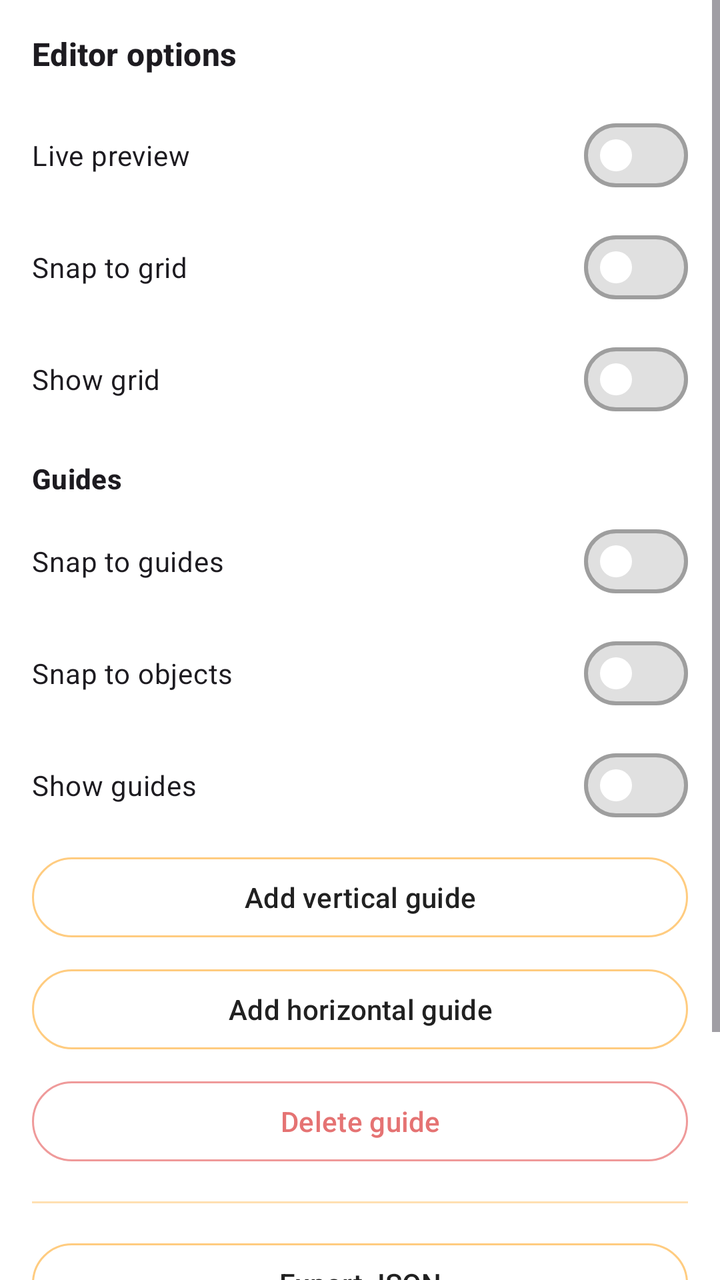
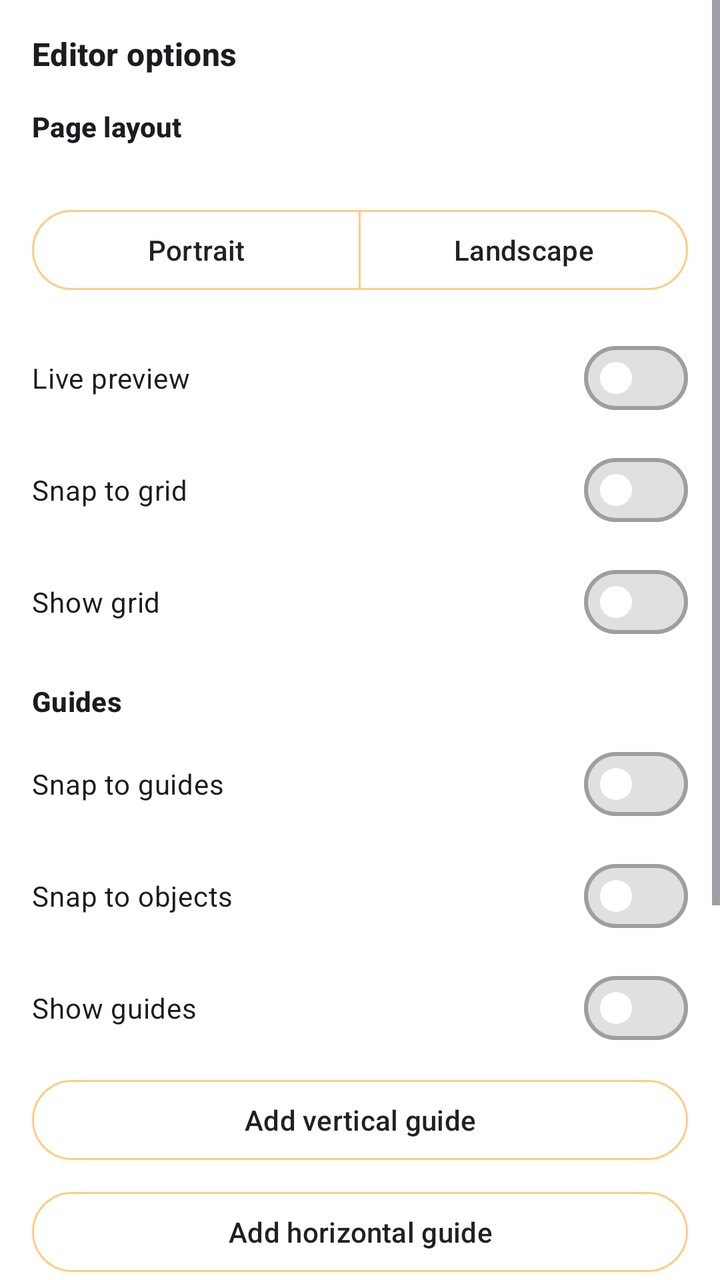

Screens rendered from an Android XML layout before and after an edit, with the pre-edit source and the edit as a unified diff.
<!-- AndroidManifest.xml: application theme Theme.VikrSaathi -->
<!-- res/layout/layout_invoice_builder_drawer.xml -->
<?xml version="1.0" encoding="utf-8"?>
<ScrollView xmlns:android="http://schemas.android.com/apk/res/android"
    xmlns:app="http://schemas.android.com/apk/res-auto"
    android:layout_width="280dp"
    android:layout_height="match_parent"
    android:layout_gravity="end"
    android:background="?attr/colorSurface"
    android:clickable="true"
    android:elevation="8dp"
    android:fillViewport="true"
    android:focusable="true">

    <LinearLayout
        android:layout_width="match_parent"
        android:layout_height="wrap_content"
        android:orientation="vertical"
        android:padding="16dp">

        <TextView
            android:layout_width="match_parent"
            android:layout_height="wrap_content"
            android:text="@string/builder_options"
            android:textAppearance="?attr/textAppearanceTitleMedium"
            android:textStyle="bold" />

        <com.google.android.material.materialswitch.MaterialSwitch
            android:id="@+id/drawerSwitchLivePreview"
            android:layout_width="match_parent"
            android:layout_height="wrap_content"
            android:layout_marginTop="16dp"
            android:text="@string/live_preview" />

        <com.google.android.material.materialswitch.MaterialSwitch
            android:id="@+id/drawerSwitchSnapGrid"
            android:layout_width="match_parent"
            android:layout_height="wrap_content"
            android:layout_marginTop="8dp"
            android:text="@string/snap_to_grid" />

        <com.google.android.material.materialswitch.MaterialSwitch
            android:id="@+id/drawerSwitchShowGrid"
            android:layout_width="match_parent"
            android:layout_height="wrap_content"
            android:layout_marginTop="8dp"
            android:text="@string/show_grid" />

        <TextView
            android:layout_width="match_parent"
            android:layout_height="wrap_content"
            android:layout_marginTop="16dp"
            android:text="@string/guides_section"
            android:textAppearance="?attr/textAppearanceTitleSmall"
            android:textStyle="bold" />

        <com.google.android.material.materialswitch.MaterialSwitch
            android:id="@+id/drawerSwitchSnapGuides"
            android:layout_width="match_parent"
            android:layout_height="wrap_content"
            android:layout_marginTop="8dp"
            android:text="@string/snap_to_guides" />

        <com.google.android.material.materialswitch.MaterialSwitch
            android:id="@+id/drawerSwitchSnapObjects"
            android:layout_width="match_parent"
            android:layout_height="wrap_content"
            android:layout_marginTop="8dp"
            android:text="@string/snap_to_objects" />

        <com.google.android.material.materialswitch.MaterialSwitch
            android:id="@+id/drawerSwitchShowGuides"
            android:layout_width="match_parent"
            android:layout_height="wrap_content"
            android:layout_marginTop="8dp"
            android:text="@string/show_guides" />

        <com.google.android.material.button.MaterialButton
            android:id="@+id/drawerButtonAddVerticalGuide"
            style="@style/VikrSaathiOutlinedButton"
            android:layout_width="match_parent"
            android:layout_height="wrap_content"
            android:layout_marginTop="8dp"
            android:text="@string/add_vertical_guide" />

        <com.google.android.material.button.MaterialButton
            android:id="@+id/drawerButtonAddHorizontalGuide"
            style="@style/VikrSaathiOutlinedButton"
            android:layout_width="match_parent"
            android:layout_height="wrap_content"
            android:layout_marginTop="8dp"
            android:text="@string/add_horizontal_guide" />

        <com.google.android.material.button.MaterialButton
            android:id="@+id/drawerButtonDeleteGuide"
            style="@style/VikrSaathiOutlinedButton.Destructive"
            android:layout_width="match_parent"
            android:layout_height="wrap_content"
            android:layout_marginTop="8dp"
            android:enabled="false"
            android:text="@string/delete_guide" />

        <View
            android:layout_width="match_parent"
            android:layout_height="1dp"
            android:layout_marginVertical="16dp"
            android:background="?attr/colorOutlineVariant" />

        <com.google.android.material.button.MaterialButton
            android:id="@+id/drawerButtonExportJson"
            style="@style/VikrSaathiOutlinedButton"
            android:layout_width="match_parent"
            android:layout_height="wrap_content"
            android:text="@string/export_template" />

        <com.google.android.material.button.MaterialButton
            android:id="@+id/drawerButtonImportJson"
            style="@style/VikrSaathiOutlinedButton"
            android:layout_width="match_parent"
            android:layout_height="wrap_content"
            android:layout_marginTop="8dp"
            android:text="@string/import_template" />

        <com.google.android.material.button.MaterialButton
            android:id="@+id/drawerButtonVersionHistory"
            style="@style/VikrSaathiOutlinedButton"
            android:layout_width="match_parent"
            android:layout_height="wrap_content"
            android:layout_marginTop="8dp"
            android:text="@string/version_history" />
    </LinearLayout>
</ScrollView>
<!-- resources referenced by this layout -->
<resources>
  <string name="add_horizontal_guide">Add horizontal guide</string>
  <string name="add_vertical_guide">Add vertical guide</string>
  <string name="builder_options">Editor options</string>
  <string name="delete_guide">Delete guide</string>
  <string name="export_template">Export JSON</string>
  <string name="guides_section">Guides</string>
  <string name="import_template">Import JSON</string>
  <string name="live_preview">Live preview</string>
  <string name="show_grid">Show grid</string>
  <string name="show_guides">Show guides</string>
  <string name="snap_to_grid">Snap to grid</string>
  <string name="snap_to_guides">Snap to guides</string>
  <string name="snap_to_objects">Snap to objects</string>
  <string name="version_history">Version history</string>
  <style name="VikrSaathiOutlinedButton" parent="Widget.Material3.Button.OutlinedButton">
          <item name="android:textColor">@color/button_outlined_text</item>
          <item name="strokeColor">@color/button_outlined_stroke</item>
      </style>
  <style name="VikrSaathiOutlinedButton.Destructive" parent="VikrSaathiOutlinedButton">
          <item name="android:textColor">@color/button_outlined_text_destructive</item>
          <item name="strokeColor">@color/button_outlined_stroke_destructive</item>
      </style>
  <style name="Theme.VikrSaathi" parent="Theme.Material3.DayNight.NoActionBar">
          <item name="colorPrimary">@color/orange_primary</item>
          <item name="colorPrimaryDark">@color/orange_primary_dark</item>
          <item name="colorPrimaryVariant">@color/orange_primary_dark</item>
          <item name="colorOnPrimary">@color/orange_on_primary</item>
          <item name="colorSecondary">@color/orange_accent</item>
          <item name="colorSecondaryVariant">@color/orange_700</item>
          <item name="colorOnSecondary">@color/black</item>
          <item name="colorPrimaryContainer">@color/orange_100</item>
          <item name="colorOnPrimaryContainer">@color/orange_900</item>
          <item name="colorSurface">@color/surface_card</item>
          <item name="colorOnSurface">@color/text_primary_dark</item>
          <item name="colorSurfaceVariant">@color/orange_surface</item>
          <item name="colorOnSurfaceVariant">@color/text_secondary_dark</item>
          <item name="colorOutline">@color/stroke_default</item>
          <item name="colorOutlineVariant">@color/stroke_subtle</item>
          <item name="android:colorBackground">@color/orange_surface</item>
          <item name="android:statusBarColor">@color/orange_primary_dark</item>
          <item name="android:navigationBarColor">@color/orange_primary_dark</item>
          <item name="materialSwitchStyle">@style/VikrSaathiSwitch</item>
          <item name="materialButtonOutlinedStyle">@style/VikrSaathiOutlinedButton</item>
      </style>
  <color name="orange_primary">#F57C00</color>
  <color name="orange_primary_dark">#E65100</color>
  <color name="orange_on_primary">#FFFFFF</color>
  <color name="orange_accent">#FFB74D</color>
  <color name="orange_700">#F57C00</color>
  <color name="black">#FF000000</color>
  <color name="orange_100">#FFE0B2</color>
  <color name="orange_900">#E65100</color>
  <color name="surface_card">#FFFFFF</color>
  <color name="text_primary_dark">#212121</color>
  <color name="orange_surface">#FFF8F0</color>
  <color name="text_secondary_dark">#5D4037</color>
  <color name="stroke_default">@color/orange_200</color>
  <color name="stroke_subtle">@color/orange_100</color>
  <style name="VikrSaathiSwitch" parent="Widget.Material3.CompoundButton.MaterialSwitch">
          <item name="thumbTint">@color/switch_thumb_tint</item>
          <item name="trackTint">@color/switch_track_tint</item>
          <item name="trackDecorationTint">@color/switch_track_decoration_tint</item>
      </style>
  <color name="orange_200">#FFCC80</color>
</resources>

<!-- the commit's change to res/layout/layout_invoice_builder_drawer.xml (unified diff, before → after) -->
@@ -22,6 +22,47 @@
             android:text="@string/builder_options"
             android:textAppearance="?attr/textAppearanceTitleMedium"
             android:textStyle="bold" />
+
+        <TextView
+            android:layout_width="match_parent"
+            android:layout_height="wrap_content"
+            android:layout_marginTop="16dp"
+            android:text="@string/page_layout_section"
+            android:textAppearance="?attr/textAppearanceTitleSmall"
+            android:textStyle="bold" />
+
+        <TextView
+            android:id="@+id/drawerTextPageSize"
+            android:layout_width="match_parent"
+            android:layout_height="wrap_content"
+            android:layout_marginTop="4dp"
+            android:textAppearance="?attr/textAppearanceBodySmall"
+            android:textColor="?attr/colorOnSurfaceVariant" />
+
+        <com.google.android.material.button.MaterialButtonToggleGroup
+            android:id="@+id/drawerTogglePageOrientation"
+            android:layout_width="match_parent"
+            android:layout_height="wrap_content"
+            android:layout_marginTop="8dp"
+            app:selectionRequired="true"
+            app:singleSelection="true">
+
+            <com.google.android.material.button.MaterialButton
+                android:id="@+id/drawerButtonPortrait"
+                style="@style/Widget.Material3.Button.OutlinedButton"
+                android:layout_width="0dp"
+                android:layout_height="wrap_content"
+                android:layout_weight="1"
+                android:text="@string/page_orientation_portrait" />
+
+            <com.google.android.material.button.MaterialButton
+                android:id="@+id/drawerButtonLandscape"
+                style="@style/Widget.Material3.Button.OutlinedButton"
+                android:layout_width="0dp"
+                android:layout_height="wrap_content"
+                android:layout_weight="1"
+                android:text="@string/page_orientation_landscape" />
+        </com.google.android.material.button.MaterialButtonToggleGroup>
 
         <com.google.android.material.materialswitch.MaterialSwitch
             android:id="@+id/drawerSwitchLivePreview"
<!-- resource entries referenced after the edit -->
@@ -8,6 +8,9 @@
   <string name="guides_section">Guides</string>
   <string name="import_template">Import JSON</string>
   <string name="live_preview">Live preview</string>
+  <string name="page_layout_section">Page layout</string>
+  <string name="page_orientation_landscape">Landscape</string>
+  <string name="page_orientation_portrait">Portrait</string>
   <string name="show_grid">Show grid</string>
   <string name="show_guides">Show guides</string>
   <string name="snap_to_grid">Snap to grid</string>
